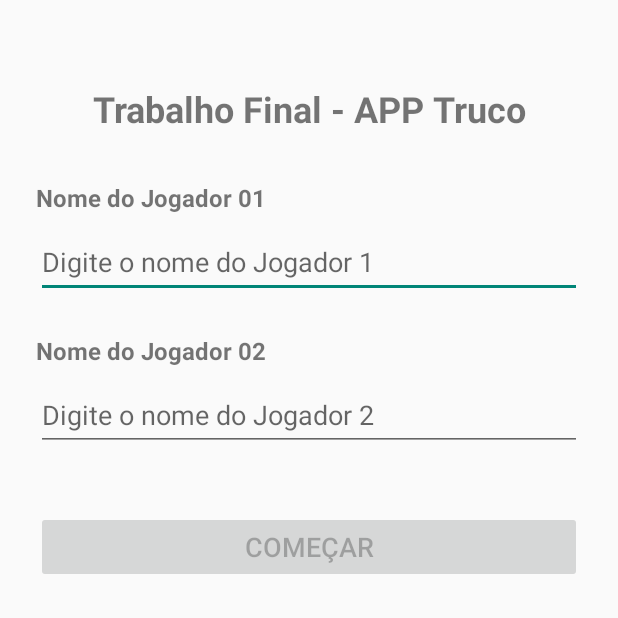
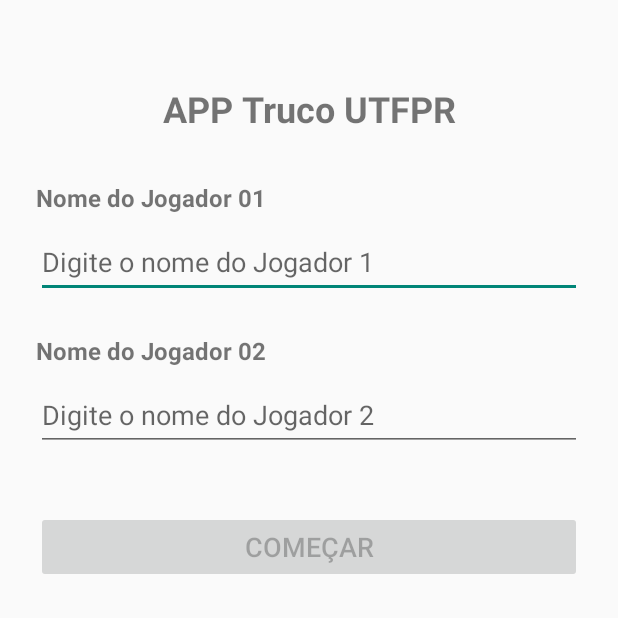
Before and after one commit to maike-rony/trabalhoandroid-truco, an Android app built with Jetpack Compose: the screen it shows after launch (MainActivity), on a phone screen of 412 x 824 dp, the top half of it. Run offline under Robolectric (Android 15) with nearby library versions, the phone set to English and light mode, and no system bars.

Commit message:
feat: atualizar nome app

```diff
--- a/app/src/main/res/values/strings.xml
+++ b/app/src/main/res/values/strings.xml
@@ -1,5 +1,5 @@
 <resources>
-    <string name="app_name">Trabalho Final - APP Truco</string>
+    <string name="app_name">APP Truco UTFPR</string>
     <string name="nome_jogador_01">Nome do Jogador 01</string>
     <string name="nome_jogador_02">Nome do Jogador 02</string>
     <string name="hint_jogador_01">Digite o nome do Jogador 1</string>
```
